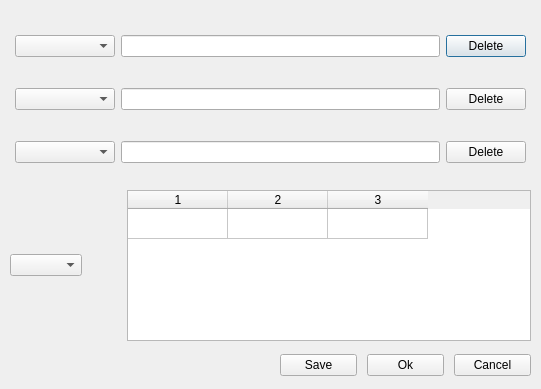
Above: limits/EditLimitGui.ui from Belden-Montreal/SNP-Cable-Analyser before the change. Below: the same form after it.
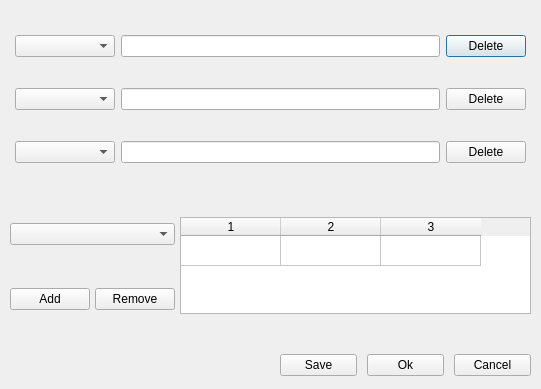
That is the form after the change.

Commit message: Added buttons to add/remove rows in limit table

```diff
--- a/limits/EditLimitGui.ui
+++ b/limits/EditLimitGui.ui
@@ -117,12 +117,26 @@
    </property>
    <layout class="QGridLayout" name="limitsLayout">
     <property name="horizontalSpacing">
-     <number>45</number>
+     <number>5</number>
     </property>
-    <item row="0" column="0">
+    <item row="1" column="0">
+     <widget class="QPushButton" name="addButton">
+      <property name="text">
+       <string>Add</string>
+      </property>
+     </widget>
+    </item>
+    <item row="1" column="1">
+     <widget class="QPushButton" name="removeButton">
+      <property name="text">
+       <string>Remove</string>
+      </property>
+     </widget>
+    </item>
+    <item row="0" column="0" colspan="2">
      <widget class="QComboBox" name="parameterBox"/>
     </item>
-    <item row="0" column="1">
+    <item row="0" column="2" rowspan="2">
      <widget class="QTableWidget" name="limitsTable">
       <property name="rowCount">
        <number>1</number>
```
The commit also changes 2 other files.
